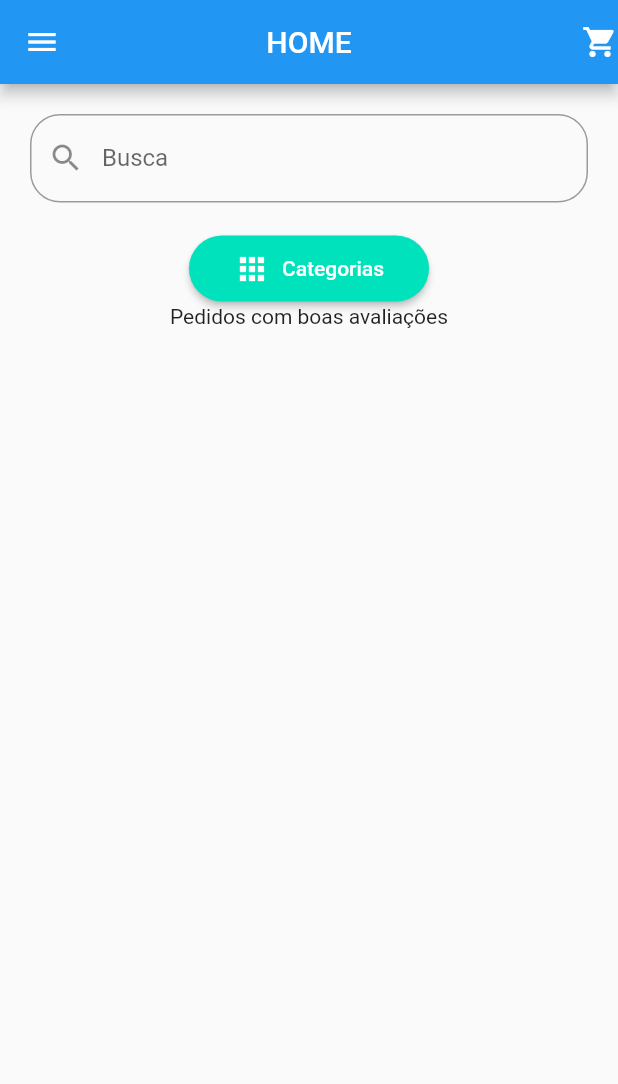
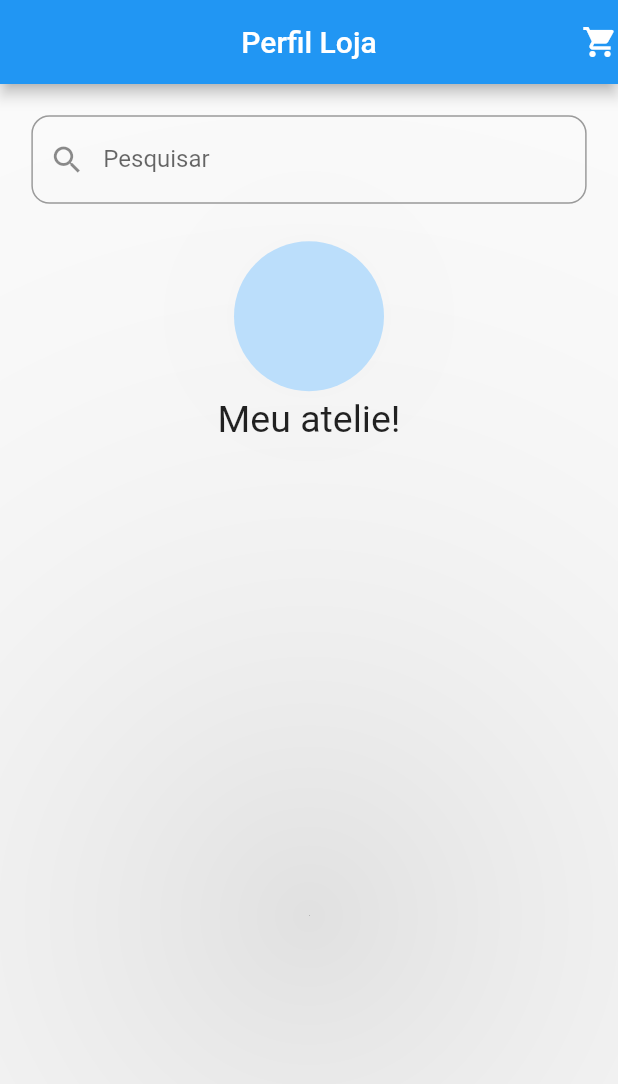
Before and after one commit to Campus-Angical/easeexpress, a Flutter app: the screen it shows after launch, on a phone screen of 412 x 824 dp. Shown: the top 1084 px of the screen. Run offline on Flutter 3.47's test engine with Material 2 defaults, Android fonts, the light colour scheme and no system bars; our stand-ins replace cloud_firestore, dartz, firebase_core, google_fonts; accounts and stored records are empty.

Commit message:
Cria pagina de detalhes da loja

```diff
--- a/lib/main.dart
+++ b/lib/main.dart
@@ -1,3 +1,4 @@
+import 'package:easeexpress/presentation/pages/loja/loja_details_page.dart';
 import 'package:easeexpress/presentation/pages/home_page.dart';
 import 'package:flutter/material.dart';
 import 'package:firebase_core/firebase_core.dart';
@@ -7,6 +8,6 @@ Future<void> main() async {
   await Firebase.initializeApp();
 
   runApp(const MaterialApp(
-    home: HomePage(),
+    home:LojaDetailsPage (),
   ));
 }
--- /dev/null
+++ b/lib/presentation/pages/loja/loja_details_page.dart
@@ -0,0 +1,52 @@
+import 'package:flutter/material.dart';
+
+class LojaDetailsPage extends StatefulWidget {
+  const LojaDetailsPage({super.key});
+
+  @override
+  State<LojaDetailsPage> createState() => _LojaDetailsPageState();
+}
+
+class _LojaDetailsPageState extends State<LojaDetailsPage> {
+   @override
+  Widget build(BuildContext context) {
+    return Scaffold(
+      appBar: AppBar(
+        title: Text('Perfil Loja'),
+        centerTitle: true,
+        actions: [Icon(Icons.shopping_cart)],
+      ),
+      body: Column(
+        crossAxisAlignment: CrossAxisAlignment.center,
+        children: [
+          Padding(
+            padding: const EdgeInsets.all(20.9),
+            child: TextField(
+              decoration: InputDecoration(
+                  labelText: "Pesquisar",
+                  hintText: "Buscar Serviço",
+                  prefixIcon: Icon(Icons.search),
+                  border: OutlineInputBorder(
+                      borderRadius: BorderRadius.all(Radius.circular(12.0)))),
+            ),
+          ),
+          Card(
+            elevation: 200,
+            shape: const CircleBorder(),
+            color: Colors.blue[100],
+            child: Container(
+              width: 200,
+              height: 100,
+              child: Column(children: <Widget>[]),
+            ),
+          ),
+          Text(
+            'Meu atelie!',
+            style: TextStyle(fontSize: 25),
+          ),
+        ],
+      ),
+    );
+  }
+
+}
```
